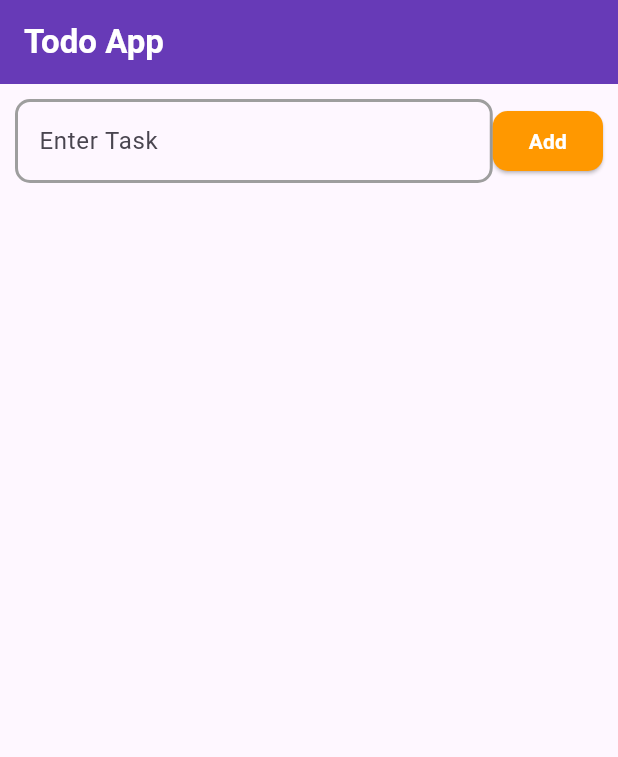
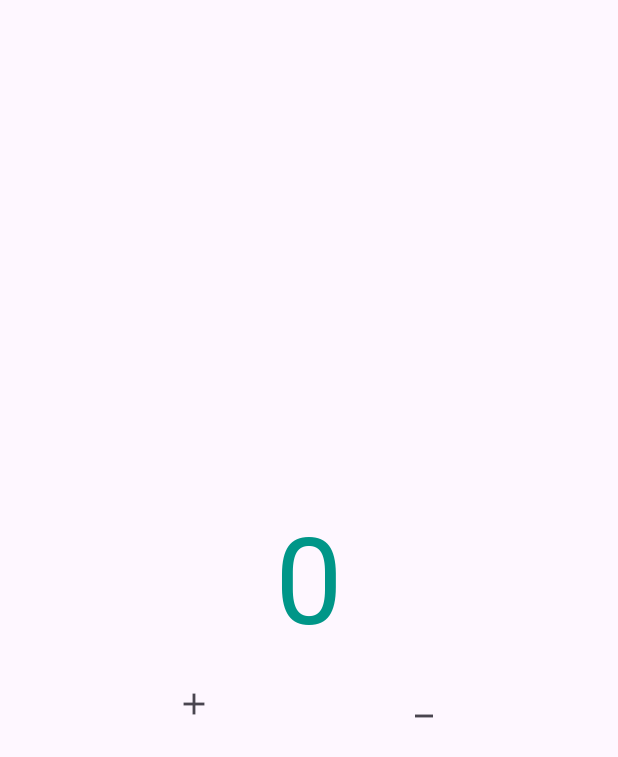
Before and after one commit to Md-Mahfuzul-Hoque/flutter_13, a Flutter app: the screen it shows after launch, on a phone screen of 412 x 824 dp. Shown: the top 757 px of the screen. Run offline on Flutter 3.47's test engine with Material 3 defaults, Android fonts, the phone set to English and light mode, and no system bars; our stand-ins replace flutter_screenutil.

Commit message:
module_12  Commit class_1.dart

```diff
--- a/lib/app.dart
+++ b/lib/app.dart
@@ -1,6 +1,7 @@
 import 'package:flutter/material.dart';
 import 'package:flutter_13/module_11/class_2.dart';
 import 'package:flutter_13/module_11/class_3.dart';
+import 'package:flutter_13/module_12/class_1.dart';
 import 'package:flutter_screenutil/flutter_screenutil.dart';
 import 'package:flutter_13/module_7/class3_button.dart';
 import 'package:flutter_13/module_8/class_1_input.dart';
@@ -85,7 +86,7 @@
         themeMode: ThemeMode.light,
         title: 'Batch-13',
         home: ThemeTest(),
-        initialRoute: 'Todo',
+        initialRoute: 'StateClass',
         routes: {
           '/home': (context) => Home(),
           'btns': (context) => Buttongrp(),
@@ -97,7 +98,8 @@
           'res': (context) => Res(),
           'res_pakg': (context) => ResPKG(),
           'Class3': (context) => Class3(),
-          'Todo': (context) => Todo()
+          'Todo': (context) => Todo(),
+          'StateClass':(context) => StateClass()
         },
       );
 
--- /dev/null
+++ b/lib/module_12/class_1.dart
@@ -0,0 +1,53 @@
+import 'package:flutter/material.dart';
+class StateClass extends StatefulWidget {
+   StateClass({super.key});
+
+  @override
+  State<StateClass> createState() => _StateClassState();
+}
+
+class _StateClassState extends State<StateClass> {
+
+  int num = 0;
+
+  @override
+  Widget build(BuildContext context) {
+    return Scaffold(
+      body: SafeArea(
+          child: Center(
+            child: Column(
+              mainAxisAlignment: MainAxisAlignment.center,
+              children: [
+                Text( num.toString(),
+                style: TextStyle(
+                  fontSize: 80,
+                  color: Colors.teal,
+                ),
+                ),
+                Row(
+                  mainAxisAlignment: MainAxisAlignment.spaceEvenly,
+                  children: [
+                    // Spacer(),
+                    IconButton(onPressed: (){
+                      setState(() {
+                        num++;
+                        print(num);
+                      });
+                    }, icon:Icon(Icons.add)),
+                    // Spacer(),
+                    IconButton(onPressed: (){
+                      setState(() {
+                        num--;
+                        print(num);
+                      });
+                    }, icon:Icon(Icons.minimize)),
+                    // Spacer(),
+                  ],
+                )
+              ],
+            ),
+          )
+      ),
+    );
+  }
+}
```
